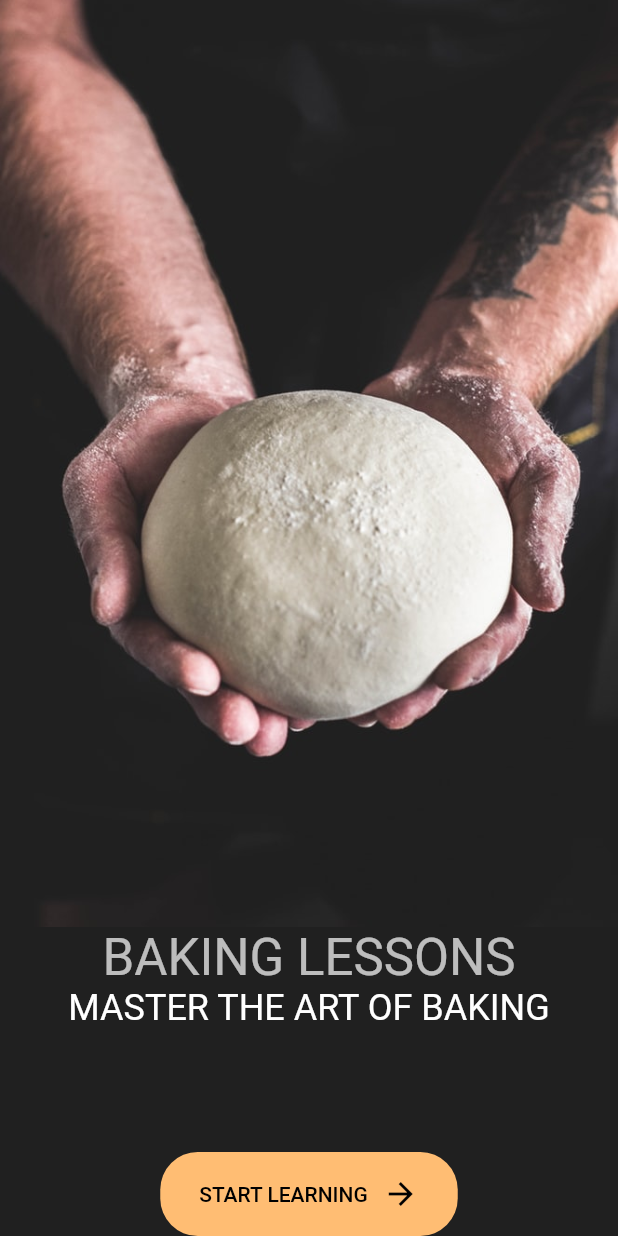
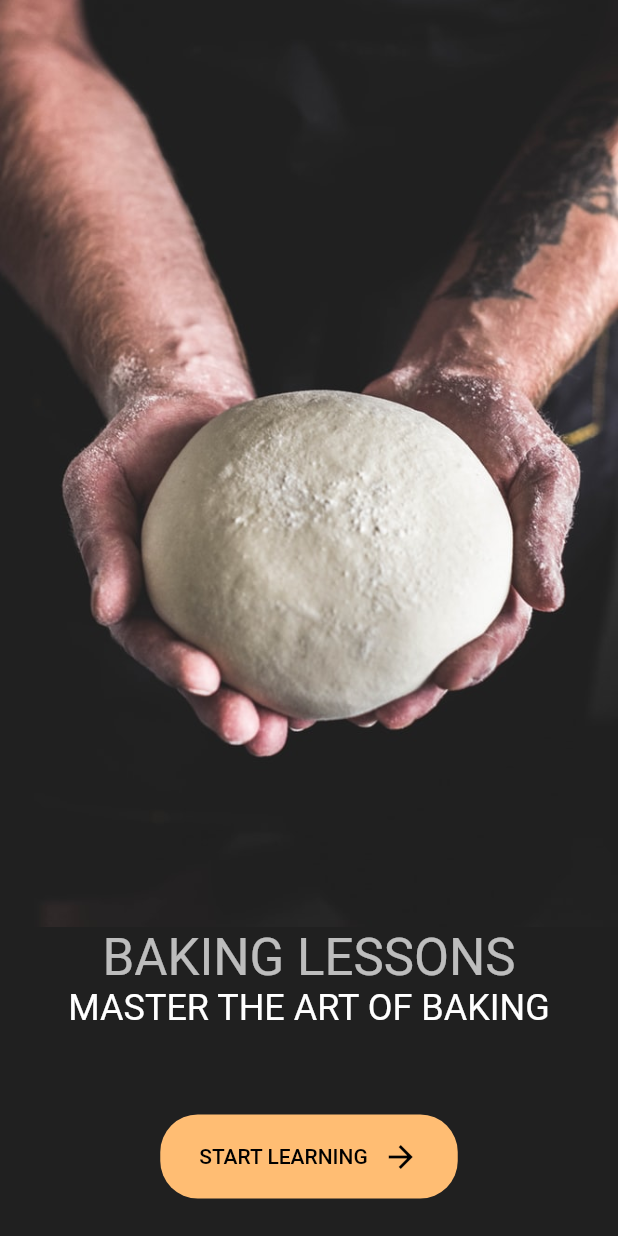
Before and after one commit to j-pcgoncalves/auth_screen, a Flutter app: the screen it shows after launch, on a phone screen of 412 x 824 dp. Run offline on Flutter 3.47's test engine with Material 2 defaults, Android fonts, the phone set to English and light mode, and no system bars.

Commit message:
complete welcome Screen

```diff
--- a/lib/main.dart
+++ b/lib/main.dart
@@ -75,6 +75,7 @@ class WelcomeScreen extends StatelessWidget {
                 ),
                 FittedBox(
                   child: Container(
+                    margin: const EdgeInsets.only(bottom: 25),
                     padding: const EdgeInsets.symmetric(
                       horizontal: 26,
                       vertical: 16,
```
